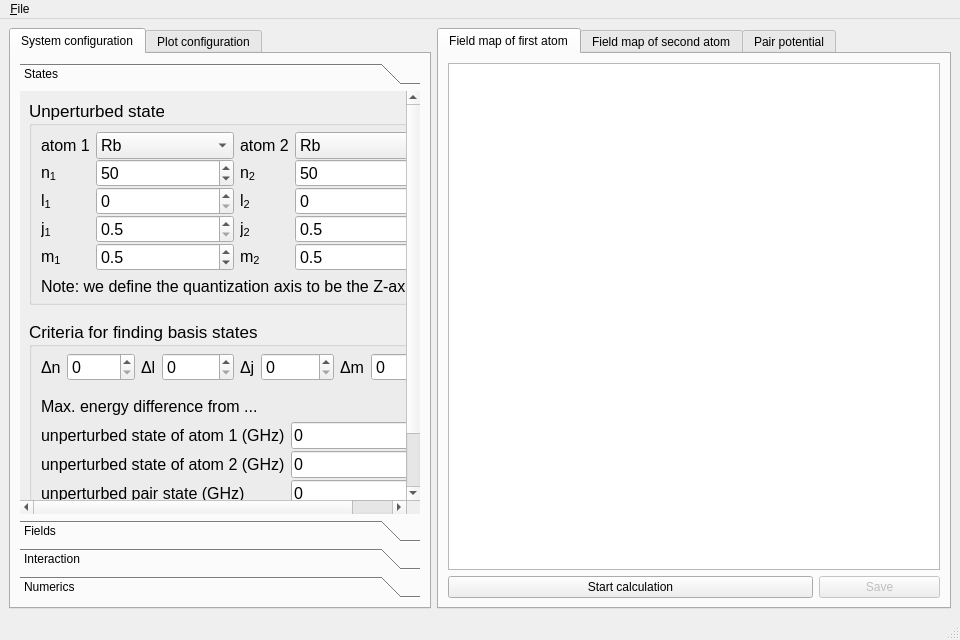
This is gui2/plotter.ui in pairinteraction/pairinteraction as Qt 5 draws it before an edit. The edited form follows.
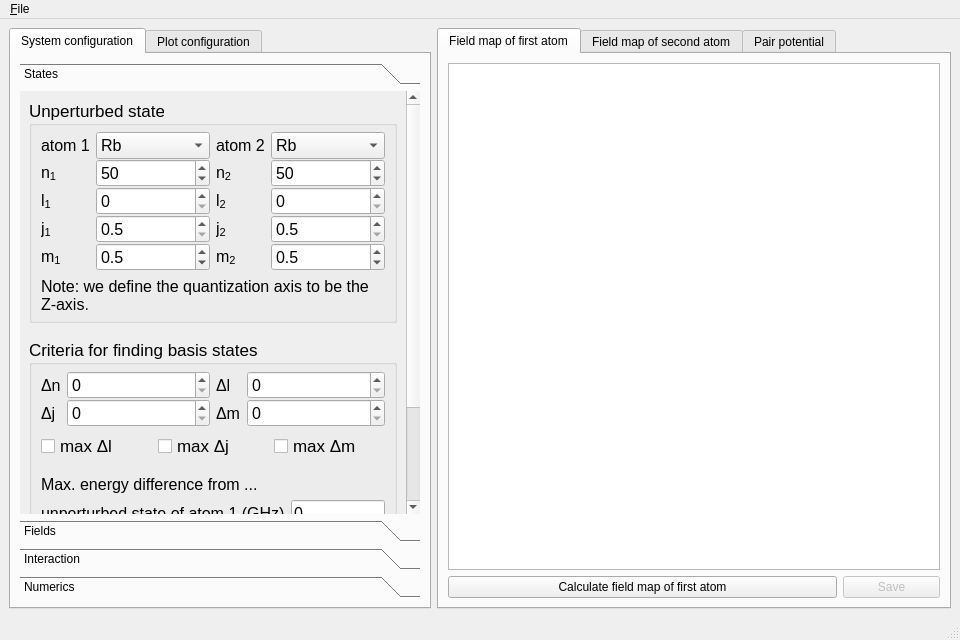
This is the edited form. Custom widgets are drawn as their Qt base class.

Commit message: Add 'max delta' check boxes to the gui

Diff of the .ui file:
```diff
--- a/gui2/plotter.ui
+++ b/gui2/plotter.ui
@@ -65,8 +65,8 @@
             <rect>
              <x>0</x>
              <y>0</y>
-             <width>400</width>
-             <height>470</height>
+             <width>387</width>
+             <height>584</height>
             </rect>
            </property>
            <attribute name="label">
@@ -105,7 +105,7 @@
                <item>
                 <layout class="QHBoxLayout" name="horizontalLayout_2">
                  <property name="spacing">
-                  <number>-1</number>
+                  <number>6</number>
                  </property>
                  <item>
                   <layout class="QFormLayout" name="formLayout">
@@ -683,6 +683,48 @@
                      </property>
                     </widget>
                    </item>
+                   <item row="2" column="0">
+                    <widget class="QLabel" name="label_12">
+                     <property name="font">
+                      <font>
+                       <pointsize>12</pointsize>
+                      </font>
+                     </property>
+                     <property name="text">
+                      <string>Δj</string>
+                     </property>
+                     <property name="textFormat">
+                      <enum>Qt::AutoText</enum>
+                     </property>
+                    </widget>
+                   </item>
+                   <item row="2" column="1">
+                    <widget class="QSpinBox" name="spinbox_system_deltaJ">
+                     <property name="sizePolicy">
+                      <sizepolicy hsizetype="MinimumExpanding" vsizetype="Fixed">
+                       <horstretch>0</horstretch>
+                       <verstretch>0</verstretch>
+                      </sizepolicy>
+                     </property>
+                     <property name="minimumSize">
+                      <size>
+                       <width>0</width>
+                       <height>0</height>
+                      </size>
+                     </property>
+                     <property name="font">
+                      <font>
+                       <pointsize>12</pointsize>
+                      </font>
+                     </property>
+                     <property name="maximum">
+                      <number>99</number>
+                     </property>
+                     <property name="value">
+                      <number>0</number>
+                     </property>
+                    </widget>
+                   </item>
                   </layout>
                  </item>
                  <item>
@@ -741,108 +783,7 @@
                      </property>
                     </widget>
                    </item>
-                  </layout>
-                 </item>
-                 <item>
-                  <layout class="QFormLayout" name="formLayout_7">
-                   <property name="fieldGrowthPolicy">
-                    <enum>QFormLayout::ExpandingFieldsGrow</enum>
-                   </property>
-                   <property name="labelAlignment">
-                    <set>Qt::AlignLeading|Qt::AlignLeft|Qt::AlignVCenter</set>
-                   </property>
-                   <property name="formAlignment">
-                    <set>Qt::AlignLeading|Qt::AlignLeft|Qt::AlignTop</set>
-                   </property>
-                   <property name="verticalSpacing">
-                    <number>0</number>
-                   </property>
-                   <item row="1" column="1">
-                    <widget class="QSpinBox" name="spinbox_system_deltaJ">
-                     <property name="sizePolicy">
-                      <sizepolicy hsizetype="MinimumExpanding" vsizetype="Fixed">
-                       <horstretch>0</horstretch>
-                       <verstretch>0</verstretch>
-                      </sizepolicy>
-                     </property>
-                     <property name="minimumSize">
-                      <size>
-                       <width>0</width>
-                       <height>0</height>
-                      </size>
-                     </property>
-                     <property name="font">
-                      <font>
-                       <pointsize>12</pointsize>
-                      </font>
-                     </property>
-                     <property name="maximum">
-                      <number>99</number>
-                     </property>
-                     <property name="value">
-                      <number>0</number>
-                     </property>
-                    </widget>
-                   </item>
-                   <item row="1" column="0">
-                    <widget class="QLabel" name="label_12">
-                     <property name="font">
-                      <font>
-                       <pointsize>12</pointsize>
-                      </font>
-                     </property>
-                     <property name="text">
-                      <string>Δj</string>
-                     </property>
-                     <property name="textFormat">
-                      <enum>Qt::AutoText</enum>
-                     </property>
-                    </widget>
-                   </item>
-                  </layout>
-                 </item>
-                 <item>
-                  <layout class="QFormLayout" name="formLayout_2">
-                   <property name="fieldGrowthPolicy">
-                    <enum>QFormLayout::ExpandingFieldsGrow</enum>
-                   </property>
-                   <property name="labelAlignment">
-                    <set>Qt::AlignLeading|Qt::AlignLeft|Qt::AlignVCenter</set>
-                   </property>
-                   <property name="formAlignment">
-                    <set>Qt::AlignLeading|Qt::AlignLeft|Qt::AlignTop</set>
-                   </property>
-                   <property name="verticalSpacing">
-                    <number>0</number>
-                   </property>
-                   <item row="1" column="1">
-                    <widget class="QSpinBox" name="spinbox_system_deltaM">
-                     <property name="sizePolicy">
-                      <sizepolicy hsizetype="MinimumExpanding" vsizetype="Fixed">
-                       <horstretch>0</horstretch>
-                       <verstretch>0</verstretch>
-                      </sizepolicy>
-                     </property>
-                     <property name="minimumSize">
-                      <size>
-                       <width>0</width>
-                       <height>0</height>
-                      </size>
-                     </property>
-                     <property name="font">
-                      <font>
-                       <pointsize>12</pointsize>
-                      </font>
-                     </property>
-                     <property name="maximum">
-                      <number>99</number>
-                     </property>
-                     <property name="value">
-                      <number>0</number>
-                     </property>
-                    </widget>
-                   </item>
-                   <item row="1" column="0">
+                   <item row="2" column="0">
                     <widget class="QLabel" name="label_13">
                      <property name="font">
                       <font>
@@ -857,10 +798,62 @@
                      </property>
                     </widget>
                    </item>
+                   <item row="2" column="1">
+                    <widget class="QSpinBox" name="spinbox_system_deltaM">
+                     <property name="sizePolicy">
+                      <sizepolicy hsizetype="MinimumExpanding" vsizetype="Fixed">
+                       <horstretch>0</horstretch>
+                       <verstretch>0</verstretch>
+                      </sizepolicy>
+                     </property>
+                     <property name="minimumSize">
+                      <size>
+                       <width>0</width>
+                       <height>0</height>
+                      </size>
+                     </property>
+                     <property name="font">
+                      <font>
+                       <pointsize>12</pointsize>
+                      </font>
+                     </property>
+                     <property name="maximum">
+                      <number>99</number>
+                     </property>
+                     <property name="value">
+                      <number>0</number>
+                     </property>
+                    </widget>
+                   </item>
                   </layout>
                  </item>
                 </layout>
                </item>
+               <item>
+                <layout class="QHBoxLayout" name="horizontalLayout_12">
+                 <item>
+                  <widget class="QCheckBox" name="checkBox_3">
+                   <property name="text">
+                    <string>max Δl</string>
+                   </property>
+                  </widget>
+                 </item>
+                 <item>
+                  <widget class="QCheckBox" name="checkBox_2">
+                   <property name="text">
+                    <string>max Δj</string>
+                   </property>
+                  </widget>
+                 </item>
+                 <item>
+                  <widget class="QCheckBox" name="checkBox">
+                   <property name="text">
+                    <string>max Δm</string>
+                   </property>
+                  </widget>
+                 </item>
+                </layout>
+               </item>
                <item>
                 <spacer name="verticalSpacer_7">
                  <property name="orientation">
@@ -936,7 +929,7 @@
                  <item row="1" column="1">
                   <widget class="QLineEdit" name="lineedit_system_deltaE1">
                    <property name="sizePolicy">
-                    <sizepolicy hsizetype="MinimumExpanding" vsizetype="Fixed">
+                    <sizepolicy hsizetype="Expanding" vsizetype="Fixed">
                      <horstretch>0</horstretch>
                      <verstretch>0</verstretch>
                     </sizepolicy>
@@ -969,7 +962,7 @@
                  <item row="2" column="1">
                   <widget class="QLineEdit" name="lineedit_system_deltaE2">
                    <property name="sizePolicy">
-                    <sizepolicy hsizetype="MinimumExpanding" vsizetype="Fixed">
+                    <sizepolicy hsizetype="Expanding" vsizetype="Fixed">
                      <horstretch>0</horstretch>
                      <verstretch>0</verstretch>
                     </sizepolicy>
@@ -999,7 +992,7 @@
                  <item row="4" column="1">
                   <widget class="QLineEdit" name="lineedit_system_deltaE">
                    <property name="sizePolicy">
-                    <sizepolicy hsizetype="MinimumExpanding" vsizetype="Fixed">
+                    <sizepolicy hsizetype="Expanding" vsizetype="Fixed">
                      <horstretch>0</horstretch>
                      <verstretch>0</verstretch>
                     </sizepolicy>
@@ -3103,12 +3096,12 @@
            <widget class="QPushButton" name="pushbutton_field1_calc">
             <property name="sizePolicy">
              <sizepolicy hsizetype="Minimum" vsizetype="Fixed">
-              <horstretch>3</horstretch>
+              <horstretch>4</horstretch>
               <verstretch>0</verstretch>
              </sizepolicy>
             </property>
             <property name="text">
-             <string>Start calculation</string>
+             <string>Calculate field map of first atom</string>
             </property>
            </widget>
           </item>
```
Left out of the diff: 32 changed lines with no effect on the pictures. The commit also changes 1 other file.
